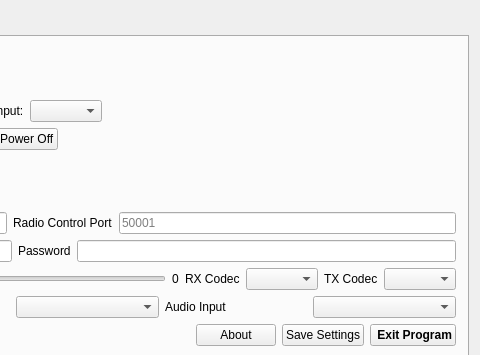
The window that wfmain.ui (adecarolis/wfweb) describes before a commit, drawn with Qt 5; both pictures show x 454 to 934 and y 0 to 355 of the 934 by 582 pixel window.
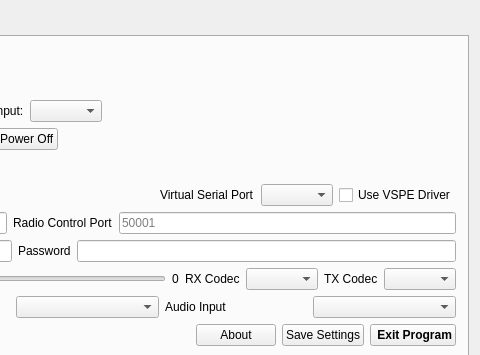
The same window after the commit. The open tabs and pages were chosen to show the change. Custom widgets are drawn as their Qt base class.

Commit message: Add code to select virtual serial port

Patch:
```diff
--- a/wfmain.ui
+++ b/wfmain.ui
@@ -2076,6 +2076,23 @@
             </property>
            </spacer>
           </item>
+          <item>
+           <widget class="QLabel" name="vspLabel">
+            <property name="text">
+             <string>Virtual Serial Port</string>
+            </property>
+           </widget>
+          </item>
+          <item>
+           <widget class="QComboBox" name="vspCombo"/>
+          </item>
+          <item>
+           <widget class="QCheckBox" name="vspeCheck">
+            <property name="text">
+             <string>Use VSPE Driver</string>
+            </property>
+           </widget>
+          </item>
          </layout>
         </item>
         <item>
```
Left out of the diff: 6 changed lines with no effect on the pictures. The commit also changes 6 other files.
